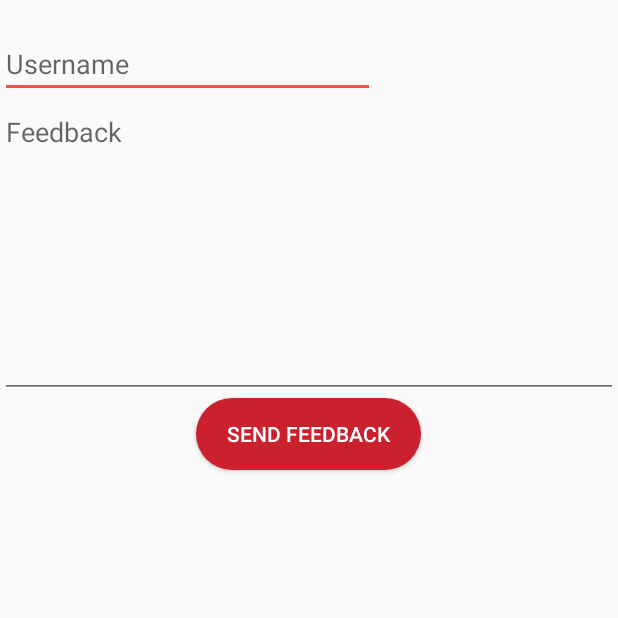
After one commit to ariqzuhair/Restaurant-Booking-App, an Android app: the FileFeedback screen opened directly, with no data from a screen before it, on a phone screen of 412 x 824 dp, the top half of it. The commit adds this screen. Run offline under Robolectric (Android 15) with nearby library versions, the phone set to English and light mode, and no system bars; our stand-ins replace Firebase (no records; nobody signed in at launch, a user with empty details on screens opened directly); libraries missing offline, so code that uses them is left out: com.firebase.client.

Commit message:
Feedback features

```diff
--- a/app/build.gradle
+++ b/app/build.gradle
@@ -45,7 +45,7 @@ dependencies {
     implementation 'com.google.firebase:firebase-database'
     implementation 'com.google.firebase:firebase-storage'
     implementation 'de.hdodenhof:circleimageview:2.1.0'
-
+    implementation 'com.firebase:firebase-client-android:2.5.2'
 }
 
 apply plugin: 'com.android.application'
--- a/app/src/main/AndroidManifest.xml
+++ b/app/src/main/AndroidManifest.xml
@@ -4,6 +4,7 @@
 
     <uses-permission android:name="android.permission.READ_EXTERNAL_STORAGE" />
     <uses-permission android:name="android.permission.WRITE_EXTERNAL_STORAGE" />
+    <uses-permission android:name="android.permission.INTERNET"/>
 
     <application
         android:allowBackup="true"
@@ -12,7 +13,8 @@
         android:roundIcon="@mipmap/ic_launcher_round"
         android:supportsRtl="true"
         android:theme="@style/Theme.FastTable">
-        <activity android:name=".restaurant_list"></activity>
+        <activity android:name=".FileFeedback"></activity>
+        <activity android:name=".restaurant_list" />
         <activity android:name=".AboutUs" />
         <activity android:name=".UpdatePassword" />
         <activity android:name=".UpdateProfile" />
--- /dev/null
+++ b/app/src/main/java/com/example/fasttable/FileFeedback.java
@@ -0,0 +1,52 @@
+package com.example.fasttable;
+
+import androidx.appcompat.app.AppCompatActivity;
+
+import android.content.Intent;
+import android.os.Bundle;
+import android.view.View;
+import android.widget.Button;
+import android.widget.EditText;
+import android.widget.Toast;
+
+import com.firebase.client.Firebase;
+import com.google.firebase.auth.FirebaseAuth;
+import com.google.firebase.database.DatabaseReference;
+import com.google.firebase.database.FirebaseDatabase;
+
+public class FileFeedback extends AppCompatActivity {
+
+    private Firebase myRef;
+    private EditText username,feedback;
+    private Button SendFeedback;
+    private FirebaseAuth firebaseAuth;
+
+    @Override
+    protected void onCreate(Bundle savedInstanceState) {
+        super.onCreate(savedInstanceState);
+        setContentView(R.layout.activity_file_feedback);
+        username = (EditText) findViewById(R.id.username);
+        feedback = (EditText) findViewById(R.id.feedback);
+        SendFeedback = (Button)findViewById(R.id.btn_feedback);
+        getSupportActionBar().hide();
+
+        SendFeedback.setOnClickListener(new View.OnClickListener() {
+            @Override
+            public void onClick(View v) {
+                feedbackSent();
+            }
+        });
+
+    }
+    public void feedbackSent() {
+        String usernameInput = username.getText().toString();
+        String feedbackInput = feedback.getText().toString();
+
+        FirebaseDatabase firebaseDatabase = FirebaseDatabase.getInstance();
+        DatabaseReference myRef = firebaseDatabase.getReference("User Feedback").child(usernameInput);
+        myRef.setValue(feedbackInput);
+        Toast.makeText(FileFeedback.this,"Feedback has been sent", Toast.LENGTH_SHORT).show();
+        startActivity(new Intent(FileFeedback.this,Dashboard.class
+        ));
+    }
+}
--- a/app/src/main/java/com/example/fasttable/ProfileActivity.java
+++ b/app/src/main/java/com/example/fasttable/ProfileActivity.java
@@ -80,7 +80,7 @@ public class ProfileActivity extends AppCompatActivity {
 
         storageReference = firebaseStorage.getReference();
 
-        StorageReference mImageRef = FirebaseStorage.getInstance().getReference().child(firebaseAuth.getUid()).child("Images").child("Profile Picture");
+        StorageReference mImageRef = FirebaseStorage.getInstance().getReference().child(firebaseAuth.getUid()).child("Profile Image");
         final long ONE_MEGABYTE = 1024 * 1024;
 
         mImageRef.getBytes(ONE_MEGABYTE).addOnSuccessListener(new OnSuccessListener<byte[]>() {
--- a/app/src/main/java/com/example/fasttable/Register.java
+++ b/app/src/main/java/com/example/fasttable/Register.java
@@ -72,7 +72,7 @@ public class Register extends AppCompatActivity {
 
         storageReference = firebaseStorage.getReference();
 
-        userProfilePic.setImageResource(R.drawable.fast_table_logo);
+        userProfilePic.setImageResource(R.drawable.addpic);
         userProfilePic.setOnClickListener(new View.OnClickListener() {
             @Override
             public void onClick(View v) {
@@ -173,7 +173,7 @@ public class Register extends AppCompatActivity {
     private void sendUserData(){
         FirebaseDatabase firebaseDatabase = FirebaseDatabase.getInstance();
         DatabaseReference myRef = firebaseDatabase.getReference("User Info").child(firebaseAuth.getUid());
-        StorageReference imageReference = storageReference.child(firebaseAuth.getUid()).child("Images").child("Profile Picture");
+        StorageReference imageReference = storageReference.child(firebaseAuth.getUid()).child("Profile Image");
         UploadTask uploadTask = imageReference.putFile(imagePath);
         uploadTask.addOnFailureListener(new OnFailureListener() {
             @Override
--- a/app/src/main/java/com/example/fasttable/UserProfile.java
+++ b/app/src/main/java/com/example/fasttable/UserProfile.java
@@ -1,9 +1,10 @@
 package com.example.fasttable;
 
 public class UserProfile {
+
+    public String userName;
+    public String userEmail;
     public String userAge;
-    public String userEmail;
-    public String userName;
 
     public UserProfile(){
     }
--- /dev/null
+++ b/app/src/main/res/layout/activity_file_feedback.xml
@@ -0,0 +1,35 @@
+<?xml version="1.0" encoding="utf-8"?>
+<LinearLayout
+    android:orientation="vertical"
+    xmlns:android="http://schemas.android.com/apk/res/android"
+    xmlns:app="http://schemas.android.com/apk/res-auto"
+    xmlns:tools="http://schemas.android.com/tools"
+    android:layout_width="match_parent"
+    android:layout_height="match_parent"
+    tools:context=".FileFeedback">
+
+    <EditText
+        android:layout_width="250dp"
+        android:layout_height="wrap_content"
+        android:layout_marginTop="20sp"
+        android:hint="Username"
+        android:id="@+id/username" />
+
+    <EditText
+        android:id="@+id/feedback"
+        android:layout_width="match_parent"
+        android:layout_height="200dp"
+        android:ems="10"
+        android:hint="Feedback"
+        android:gravity="start|top"
+        android:inputType="textMultiLine" />
+
+    <Button
+        android:id="@+id/btn_feedback"
+        android:layout_width="150dp"
+        android:layout_height="wrap_content"
+        android:text="Send FeedBack"
+        android:textColor="#FFFFFF"
+        android:layout_gravity="center"
+        android:background="@drawable/button"/>
+</LinearLayout>
--- a/app/src/main/res/layout/activity_register.xml
+++ b/app/src/main/res/layout/activity_register.xml
@@ -131,6 +131,6 @@
         app:layout_constraintStart_toStartOf="parent"
         app:layout_constraintTop_toTopOf="parent"
         app:layout_constraintVertical_bias="0.227"
-        tools:srcCompat="@drawable/fast_table_logo" />
+        tools:srcCompat="@drawable/addpic" />
 
 </androidx.constraintlayout.widget.ConstraintLayout>
```
Also changed, not shown: app/src/main/java/com/example/fasttable/Dashboard.java (+9 -1 lines), app/src/main/res/drawable/addpic.png (added).
